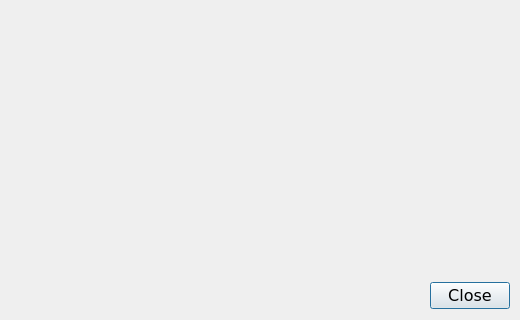
Old version of the form src/onelauncher/ui/about.ui in the repository JuneStepp/OneLauncher.
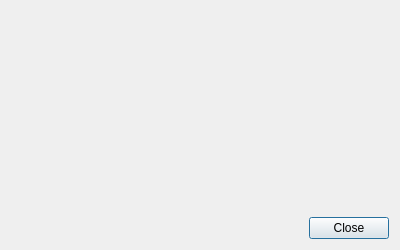
New version of the form.

Commit message: feat: Make windows resizable and reactive to system font and theme changes.

The edit to the form file:
```diff
--- a/src/onelauncher/ui/about.ui
+++ b/src/onelauncher/ui/about.ui
@@ -9,50 +9,33 @@
             <rect>
                 <x>0</x>
                 <y>0</y>
-                <width>520</width>
-                <height>320</height>
-            </rect>
-        </property>
-        <property name="font">
-            <font>
-                <family>Verdana</family>
-                <pointsize>12</pointsize>
-            </font>
-        </property>
+    <width>400</width>
+    <height>250</height>
+   </rect>
+  </property>
         <property name="windowTitle">
             <string>About</string>
         </property>
         <property name="modal">
             <bool>true</bool>
         </property>
-        <widget class="QDialogButtonBox" name="buttonBox">
-            <property name="geometry">
-                <rect>
-                    <x>10</x>
-                    <y>280</y>
-                    <width>500</width>
-                    <height>32</height>
-                </rect>
-            </property>
-            <property name="orientation">
-                <enum>Qt::Horizontal</enum>
-            </property>
-            <property name="standardButtons">
-                <set>QDialogButtonBox::Close</set>
-            </property>
-        </widget>
-        <widget class="QWidget" name="layoutWidget">
-            <property name="geometry">
-                <rect>
-                    <x>10</x>
-                    <y>10</y>
-                    <width>501</width>
-                    <height>261</height>
-                </rect>
-            </property>
+  <layout class="QVBoxLayout" name="verticalLayout_2">
+   <item>
             <layout class="QVBoxLayout" name="verticalLayout">
+     <property name="spacing">
+      <number>9</number>
+     </property>
+     <property name="leftMargin">
+      <number>12</number>
+     </property>
                 <property name="topMargin">
-                    <number>1</number>
+      <number>12</number>
+     </property>
+     <property name="rightMargin">
+      <number>12</number>
+     </property>
+     <property name="bottomMargin">
+      <number>12</number>
                 </property>
                 <item>
                     <widget class="QLabel" name="lblDescription">
@@ -113,8 +96,32 @@
                         </property>
                     </widget>
                 </item>
-            </layout>
-        </widget>
+     <item>
+      <spacer name="verticalSpacer">
+       <property name="orientation">
+        <enum>Qt::Orientation::Vertical</enum>
+       </property>
+       <property name="sizeHint" stdset="0">
+        <size>
+         <width>20</width>
+         <height>40</height>
+        </size>
+       </property>
+      </spacer>
+     </item>
+    </layout>
+   </item>
+   <item>
+    <widget class="QDialogButtonBox" name="buttonBox">
+     <property name="orientation">
+      <enum>Qt::Orientation::Horizontal</enum>
+     </property>
+     <property name="standardButtons">
+      <set>QDialogButtonBox::StandardButton::Close</set>
+     </property>
+    </widget>
+   </item>
+  </layout>
     </widget>
     <resources/>
     <connections>
```
Left out of the diff: 14 changed lines with no effect on the pictures. Lines whose indentation alone changed are shown as unchanged. The commit also changes 32 other files.
